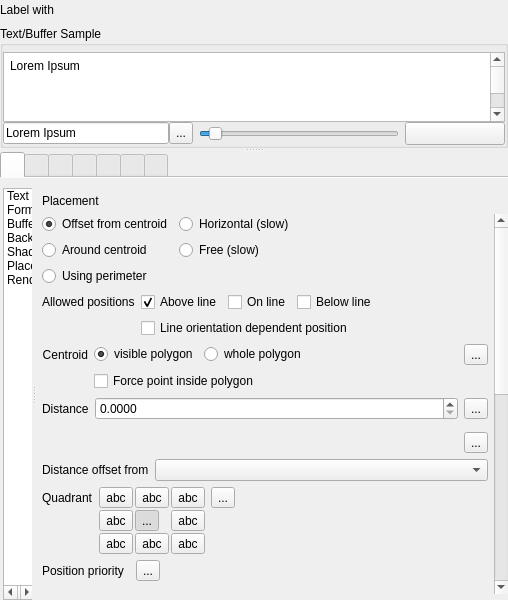
First picture: the form in src/ui/qgslabelingguibase.ui, repository qgis/QGIS, before the edit.
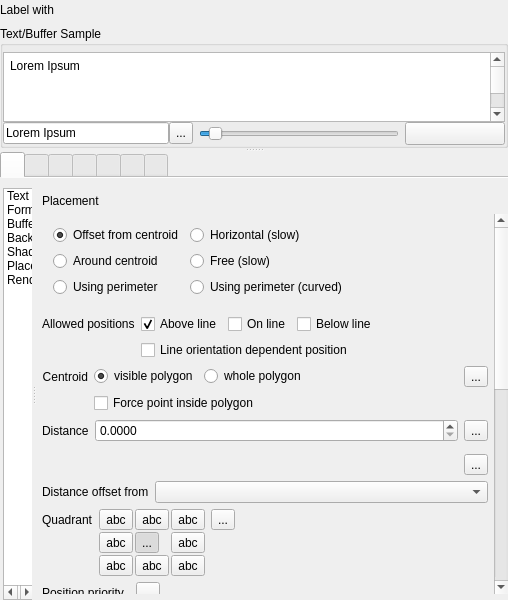
Second picture: the form after the edit. The open tabs and pages were chosen to show the change. Icons and pictures are not drawn. Custom widgets are drawn as their Qt base class.

Commit message:
[FEATURE] Label polygons using curved labels along perimeter
This adds a new mode for labeling polygons, where the perimeter
of the polygon is labeled using curved labeling.

Patch:
```diff
--- a/src/ui/qgslabelingguibase.ui
+++ b/src/ui/qgslabelingguibase.ui
@@ -3593,7 +3593,7 @@
                        <x>0</x>
                        <y>0</y>
                        <width>448</width>
-                       <height>758</height>
+                       <height>917</height>
                       </rect>
                      </property>
                      <layout class="QVBoxLayout" name="verticalLayout_11">
@@ -3736,9 +3736,6 @@
                            </widget>
                            <widget class="QWidget" name="pagePolygon">
                             <layout class="QGridLayout" name="gridLayout_18">
-                             <property name="margin">
-                              <number>0</number>
-                             </property>
                              <item row="0" column="0">
                               <widget class="QRadioButton" name="radOverCentroid">
                                <property name="sizePolicy">
@@ -3782,7 +3779,7 @@
                                </property>
                               </widget>
                              </item>
-                             <item row="2" column="0" colspan="2">
+                             <item row="2" column="0">
                               <widget class="QRadioButton" name="radPolygonPerimeter">
                                <property name="sizePolicy">
                                 <sizepolicy hsizetype="MinimumExpanding" vsizetype="Fixed">
@@ -3795,6 +3792,32 @@
                                </property>
                               </widget>
                              </item>
+                             <item row="2" column="1">
+                              <widget class="QRadioButton" name="radPolygonPerimeterCurved">
+                               <property name="sizePolicy">
+                                <sizepolicy hsizetype="MinimumExpanding" vsizetype="Fixed">
+                                 <horstretch>0</horstretch>
+                                 <verstretch>0</verstretch>
+                                </sizepolicy>
+                               </property>
+                               <property name="text">
+                                <string>Using perimeter (curved)</string>
+                               </property>
+                              </widget>
+                             </item>
+                             <item row="1" column="2">
+                              <spacer name="horizontalSpacer_26">
+                               <property name="orientation">
+                                <enum>Qt::Horizontal</enum>
+                               </property>
+                               <property name="sizeHint" stdset="0">
+                                <size>
+                                 <width>40</width>
+                                 <height>20</height>
+                                </size>
+                               </property>
+                              </spacer>
+                             </item>
                             </layout>
                            </widget>
                           </widget>
```
Left out of the diff: 552 changed lines with no effect on the pictures. The commit also changes 5 other files.
